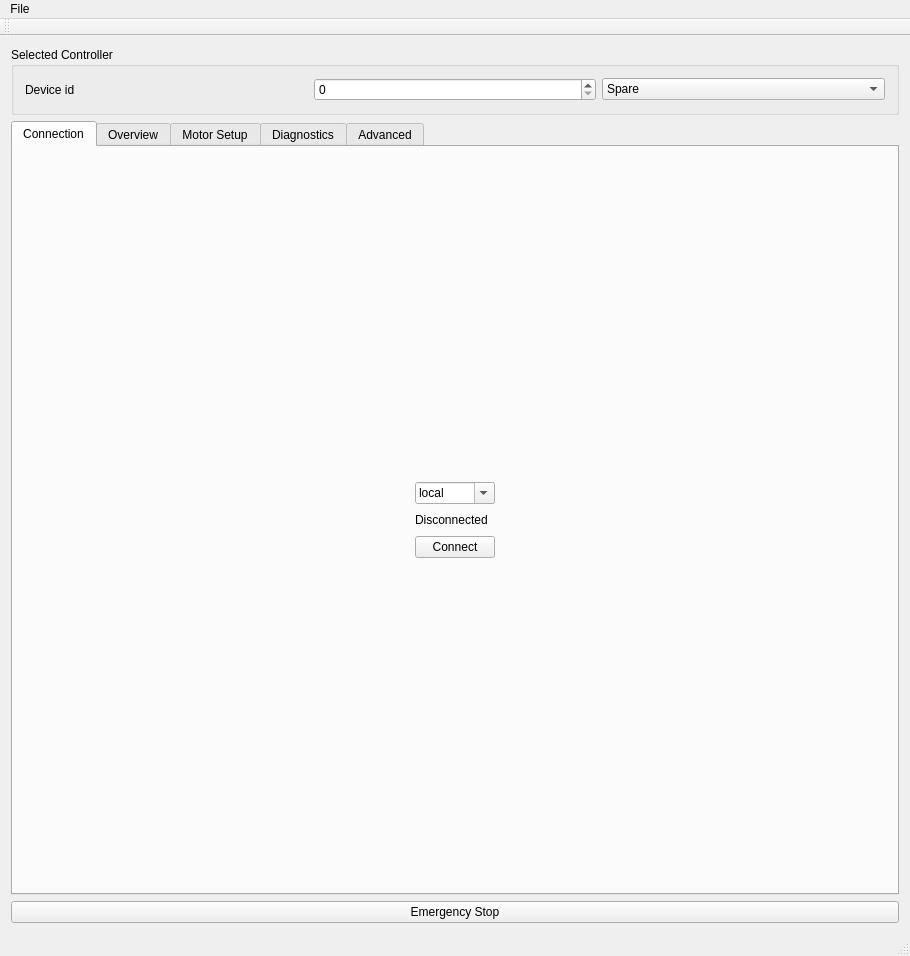
First picture: the form in GUI/mainwindow.ui, repository craftit/DogBotSoftware, before the edit.
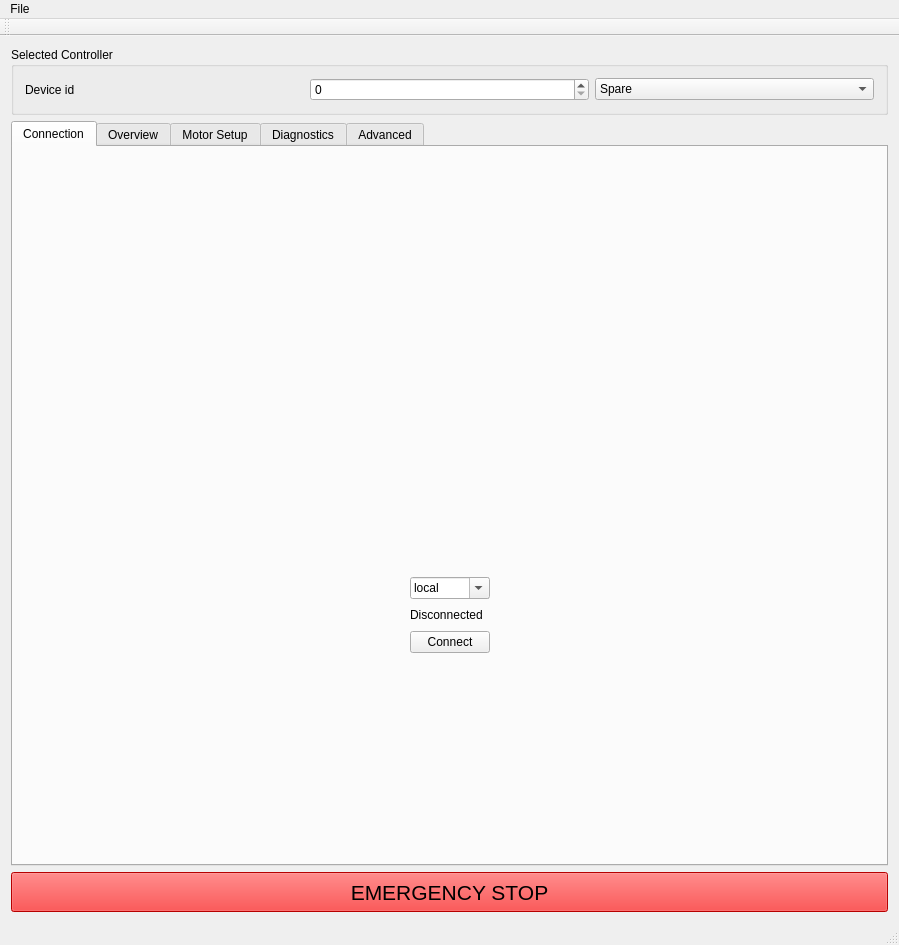
Second picture: the form after the edit. The open tabs and pages were chosen to show the change. Icons and pictures are not drawn.

```diff
--- a/GUI/mainwindow.ui
+++ b/GUI/mainwindow.ui
@@ -6,8 +6,8 @@
    <rect>
     <x>0</x>
     <y>0</y>
-    <width>910</width>
-    <height>818</height>
+    <width>899</width>
+    <height>896</height>
    </rect>
   </property>
   <property name="windowTitle">
@@ -109,27 +109,14 @@
        <bool>true</bool>
       </property>
       <property name="currentIndex">
-       <number>1</number>
+       <number>0</number>
       </property>
       <widget class="QWidget" name="tab_connect">
        <attribute name="title">
         <string>Connection</string>
        </attribute>
        <layout class="QGridLayout" name="gridLayout_2">
-        <item row="0" column="1">
-         <spacer name="verticalSpacer_2">
-          <property name="orientation">
-           <enum>Qt::Vertical</enum>
-          </property>
-          <property name="sizeHint" stdset="0">
-           <size>
-            <width>20</width>
-            <height>40</height>
-           </size>
-          </property>
-         </spacer>
-        </item>
-        <item row="2" column="0">
+        <item row="5" column="0">
          <spacer name="horizontalSpacer">
           <property name="orientation">
            <enum>Qt::Horizontal</enum>
@@ -142,14 +129,14 @@
           </property>
          </spacer>
         </item>
-        <item row="2" column="1" colspan="2">
+        <item row="5" column="1" colspan="2">
          <widget class="QLabel" name="labelConnectionState">
           <property name="text">
            <string>Disconnected</string>
           </property>
          </widget>
         </item>
-        <item row="2" column="3">
+        <item row="5" column="3">
          <spacer name="horizontalSpacer_2">
           <property name="orientation">
            <enum>Qt::Horizontal</enum>
@@ -162,27 +149,14 @@
           </property>
          </spacer>
         </item>
-        <item row="3" column="1" colspan="2">
+        <item row="6" column="1" colspan="2">
          <widget class="QPushButton" name="pushButtonConnect">
           <property name="text">
            <string>Connect</string>
           </property>
          </widget>
         </item>
-        <item row="4" column="2">
-         <spacer name="verticalSpacer">
-          <property name="orientation">
-           <enum>Qt::Vertical</enum>
-          </property>
-          <property name="sizeHint" stdset="0">
-           <size>
-            <width>20</width>
-            <height>40</height>
-           </size>
-          </property>
-         </spacer>
-        </item>
-        <item row="1" column="1" colspan="2">
+        <item row="4" column="1" colspan="2">
          <widget class="QComboBox" name="comboBoxConnect">
           <property name="editable">
            <bool>true</bool>
@@ -204,6 +178,64 @@
           </item>
          </widget>
         </item>
+        <item row="1" column="1">
+         <widget class="QLabel" name="label_40">
+          <property name="sizePolicy">
+           <sizepolicy hsizetype="Preferred" vsizetype="Preferred">
+            <horstretch>0</horstretch>
+            <verstretch>0</verstretch>
+           </sizepolicy>
+          </property>
+          <property name="maximumSize">
+           <size>
+            <width>16777215</width>
+            <height>16777215</height>
+           </size>
+          </property>
+          <property name="text">
+           <string>&lt;html&gt;&lt;head/&gt;&lt;body&gt;&lt;p&gt;&lt;img height=&quot;200&quot;  src=&quot;:/Logo/DogBot&quot;/&gt;&lt;/p&gt;&lt;/body&gt;&lt;/html&gt;</string>
+          </property>
+         </widget>
+        </item>
+        <item row="0" column="1">
+         <spacer name="verticalSpacer">
+          <property name="orientation">
+           <enum>Qt::Vertical</enum>
+          </property>
+          <property name="sizeHint" stdset="0">
+           <size>
+            <width>20</width>
+            <height>10</height>
+           </size>
+          </property>
+         </spacer>
+        </item>
+        <item row="7" column="1">
+         <spacer name="verticalSpacer_2">
+          <property name="orientation">
+           <enum>Qt::Vertical</enum>
+          </property>
+          <property name="sizeHint" stdset="0">
+           <size>
+            <width>20</width>
+            <height>10</height>
+           </size>
+          </property>
+         </spacer>
+        </item>
+        <item row="2" column="1">
+         <spacer name="verticalSpacer_5">
+          <property name="orientation">
+           <enum>Qt::Vertical</enum>
+          </property>
+          <property name="sizeHint" stdset="0">
+           <size>
+            <width>20</width>
+            <height>10</height>
+           </size>
+          </property>
+         </spacer>
+        </item>
        </layout>
       </widget>
       <widget class="QWidget" name="tab_3">
@@ -211,58 +243,44 @@
         <string>Overview</string>
        </attribute>
        <layout class="QGridLayout" name="gridLayout">
-        <item row="3" column="0">
+        <item row="1" column="0">
+         <widget class="QPushButton" name="pushButtonLowPower">
+          <property name="text">
+           <string>Standby</string>
+          </property>
+         </widget>
+        </item>
+        <item row="1" column="1">
          <widget class="QPushButton" name="pushButtonResetAll">
           <property name="text">
            <string>Power On</string>
           </property>
          </widget>
         </item>
-        <item row="1" column="0" colspan="7">
-         <widget class="QTableView" name="tableViewServoList"/>
-        </item>
-        <item row="3" column="6">
-         <widget class="QPushButton" name="pushButtonHold">
-          <property name="text">
-           <string>Hold Position</string>
-          </property>
-         </widget>
-        </item>
-        <item row="3" column="1">
-         <widget class="QPushButton" name="pushButtonLowPower">
-          <property name="text">
-           <string>Low Power</string>
-          </property>
-         </widget>
-        </item>
-        <item row="3" column="5">
-         <widget class="QPushButton" name="pushButtonOff">
-          <property name="text">
-           <string>Motors Off</string>
-          </property>
-         </widget>
-        </item>
-        <item row="3" column="4">
-         <widget class="QPushButton" name="pushButtonBrake">
-          <property name="text">
-           <string>Brake</string>
-          </property>
-         </widget>
-        </item>
-        <item row="3" column="2">
-         <widget class="QPushButton" name="pushButtonRefresh">
-          <property name="text">
-           <string>Refresh</string>
-          </property>
-         </widget>
-        </item>
-        <item row="3" column="3">
+        <item row="1" column="2">
          <widget class="QPushButton" name="pushButtonHomeAll">
           <property name="text">
            <string>Home All</string>
           </property>
          </widget>
         </item>
+        <item row="1" column="3">
+         <widget class="QPushButton" name="pushButtonOff">
+          <property name="text">
+           <string>Motors Off</string>
+          </property>
+         </widget>
+        </item>
+        <item row="1" column="4">
+         <widget class="QPushButton" name="pushButtonHold">
+          <property name="text">
+           <string>Hold Position</string>
+          </property>
+         </widget>
+        </item>
+        <item row="0" column="0" colspan="5">
+         <widget class="QTableView" name="tableViewServoList"/>
+        </item>
        </layout>
       </widget>
       <widget class="QWidget" name="tab">
@@ -979,7 +997,7 @@
           </layout>
          </widget>
         </item>
-        <item row="2" column="1">
+        <item row="1" column="1">
          <widget class="QGroupBox" name="groupBox_4">
           <property name="title">
            <string>Debug Values</string>
@@ -1038,7 +1056,7 @@
           </layout>
          </widget>
         </item>
-        <item row="0" column="0" rowspan="7">
+        <item row="0" column="0" rowspan="6">
          <widget class="QGroupBox" name="groupBox_3">
           <property name="title">
            <string>Queries</string>
@@ -1176,7 +1194,7 @@
           </layout>
          </widget>
         </item>
-        <item row="4" column="1" rowspan="3">
+        <item row="3" column="1" rowspan="3">
          <widget class="QGroupBox" name="groupBox_12">
           <property name="title">
            <string>Error Counts</string>
@@ -1235,19 +1253,6 @@
           </layout>
          </widget>
         </item>
-        <item row="1" column="1">
-         <spacer name="verticalSpacer_4">
-          <property name="orientation">
-           <enum>Qt::Vertical</enum>
-          </property>
-          <property name="sizeHint" stdset="0">
-           <size>
-            <width>20</width>
-            <height>40</height>
-           </size>
-          </property>
-         </spacer>
-        </item>
        </layout>
       </widget>
       <widget class="QWidget" name="tab_4">
@@ -1425,8 +1430,446 @@
     </item>
     <item>
      <widget class="QPushButton" name="pushButtonEmergencyStop">
+      <property name="sizePolicy">
+       <sizepolicy hsizetype="Minimum" vsizetype="Fixed">
+        <horstretch>0</horstretch>
+        <verstretch>0</verstretch>
+       </sizepolicy>
+      </property>
+      <property name="minimumSize">
+       <size>
+        <width>0</width>
+        <height>40</height>
+       </size>
+      </property>
+      <property name="baseSize">
+       <size>
+        <width>0</width>
+        <height>0</height>
+       </size>
+      </property>
+      <property name="palette">
+       <palette>
+        <active>
+         <colorrole role="WindowText">
+          <brush brushstyle="SolidPattern">
+           <color alpha="255">
+            <red>0</red>
+            <green>0</green>
+            <blue>0</blue>
+           </color>
+          </brush>
+         </colorrole>
+         <colorrole role="Button">
+          <brush brushstyle="SolidPattern">
+           <color alpha="255">
+            <red>255</red>
+            <green>0</green>
+            <blue>0</blue>
+           </color>
+          </brush>
+         </colorrole>
+         <colorrole role="Light">
+          <brush brushstyle="SolidPattern">
+           <color alpha="255">
+            <red>255</red>
+            <green>127</green>
+            <blue>127</blue>
+           </color>
+          </brush>
+         </colorrole>
+         <colorrole role="Midlight">
+          <brush brushstyle="SolidPattern">
+           <color alpha="255">
+            <red>255</red>
+            <green>63</green>
+            <blue>63</blue>
+           </color>
+          </brush>
+         </colorrole>
+         <colorrole role="Dark">
+          <brush brushstyle="SolidPattern">
+           <color alpha="255">
+            <red>127</red>
+            <green>0</green>
+            <blue>0</blue>
+           </color>
+          </brush>
+         </colorrole>
+         <colorrole role="Mid">
+          <brush brushstyle="SolidPattern">
+           <color alpha="255">
+            <red>170</red>
+            <green>0</green>
+            <blue>0</blue>
+           </color>
+          </brush>
+         </colorrole>
+         <colorrole role="Text">
+          <brush brushstyle="SolidPattern">
+           <color alpha="255">
+            <red>0</red>
+            <green>0</green>
+            <blue>0</blue>
+           </color>
+          </brush>
+         </colorrole>
+         <colorrole role="BrightText">
+          <brush brushstyle="SolidPattern">
+           <color alpha="255">
+            <red>255</red>
+            <green>255</green>
+            <blue>255</blue>
+           </color>
+          </brush>
+         </colorrole>
+         <colorrole role="ButtonText">
+          <brush brushstyle="SolidPattern">
+           <color alpha="255">
+            <red>0</red>
+            <green>0</green>
+            <blue>0</blue>
+           </color>
+          </brush>
+         </colorrole>
+         <colorrole role="Base">
+          <brush brushstyle="SolidPattern">
+           <color alpha="255">
+            <red>255</red>
+            <green>255</green>
+            <blue>255</blue>
+           </color>
+          </brush>
+         </colorrole>
+         <colorrole role="Window">
+          <brush brushstyle="SolidPattern">
+           <color alpha="255">
+            <red>255</red>
+            <green>0</green>
+            <blue>0</blue>
+           </color>
+          </brush>
+         </colorrole>
+         <colorrole role="Shadow">
+          <brush brushstyle="SolidPattern">
+           <color alpha="255">
+            <red>0</red>
+            <green>0</green>
+            <blue>0</blue>
+           </color>
+          </brush>
+         </colorrole>
+         <colorrole role="AlternateBase">
+          <brush brushstyle="SolidPattern">
+           <color alpha="255">
+            <red>255</red>
+            <green>127</green>
+            <blue>127</blue>
+           </color>
+          </brush>
+         </colorrole>
+         <colorrole role="ToolTipBase">
+          <brush brushstyle="SolidPattern">
+           <color alpha="255">
+            <red>255</red>
+            <green>255</green>
+            <blue>220</blue>
+           </color>
+          </brush>
+         </colorrole>
+         <colorrole role="ToolTipText">
+          <brush brushstyle="SolidPattern">
+           <color alpha="255">
+            <red>0</red>
+            <green>0</green>
+            <blue>0</blue>
+           </color>
+          </brush>
+         </colorrole>
+        </active>
+        <inactive>
+         <colorrole role="WindowText">
+          <brush brushstyle="SolidPattern">
+           <color alpha="255">
+            <red>0</red>
+            <green>0</green>
+            <blue>0</blue>
+           </color>
+          </brush>
+         </colorrole>
+         <colorrole role="Button">
+          <brush brushstyle="SolidPattern">
+           <color alpha="255">
+            <red>255</red>
+            <green>0</green>
+            <blue>0</blue>
+           </color>
+          </brush>
+         </colorrole>
+         <colorrole role="Light">
+          <brush brushstyle="SolidPattern">
+           <color alpha="255">
+            <red>255</red>
+            <green>127</green>
+            <blue>127</blue>
+           </color>
+          </brush>
+         </colorrole>
+         <colorrole role="Midlight">
+          <brush brushstyle="SolidPattern">
+           <color alpha="255">
+            <red>255</red>
+            <green>63</green>
+            <blue>63</blue>
+           </color>
+          </brush>
+         </colorrole>
+         <colorrole role="Dark">
+          <brush brushstyle="SolidPattern">
+           <color alpha="255">
+            <red>127</red>
+            <green>0</green>
+            <blue>0</blue>
+           </color>
+          </brush>
+         </colorrole>
+         <colorrole role="Mid">
+          <brush brushstyle="SolidPattern">
+           <color alpha="255">
+            <red>170</red>
+            <green>0</green>
+            <blue>0</blue>
+           </color>
+          </brush>
+         </colorrole>
+         <colorrole role="Text">
+          <brush brushstyle="SolidPattern">
+           <color alpha="255">
+            <red>0</red>
+            <green>0</green>
+            <blue>0</blue>
+           </color>
+          </brush>
+         </colorrole>
+         <colorrole role="BrightText">
+          <brush brushstyle="SolidPattern">
+           <color alpha="255">
+            <red>255</red>
+            <green>255</green>
+            <blue>255</blue>
+           </color>
+          </brush>
+         </colorrole>
+         <colorrole role="ButtonText">
+          <brush brushstyle="SolidPattern">
+           <color alpha="255">
+            <red>0</red>
+            <green>0</green>
+            <blue>0</blue>
+           </color>
+          </brush>
+         </colorrole>
+         <colorrole role="Base">
+          <brush brushstyle="SolidPattern">
+           <color alpha="255">
+            <red>255</red>
+            <green>255</green>
+            <blue>255</blue>
+           </color>
+          </brush>
+         </colorrole>
+         <colorrole role="Window">
+          <brush brushstyle="SolidPattern">
+           <color alpha="255">
+            <red>255</red>
+            <green>0</green>
+            <blue>0</blue>
+           </color>
+          </brush>
+         </colorrole>
+         <colorrole role="Shadow">
+          <brush brushstyle="SolidPattern">
+           <color alpha="255">
+            <red>0</red>
+            <green>0</green>
+            <blue>0</blue>
+           </color>
+          </brush>
+         </colorrole>
+         <colorrole role="AlternateBase">
+          <brush brushstyle="SolidPattern">
+           <color alpha="255">
+            <red>255</red>
+            <green>127</green>
+            <blue>127</blue>
+           </color>
+          </brush>
+         </colorrole>
+         <colorrole role="ToolTipBase">
+          <brush brushstyle="SolidPattern">
+           <color alpha="255">
+            <red>255</red>
+            <green>255</green>
+            <blue>220</blue>
+           </color>
+          </brush>
+         </colorrole>
+         <colorrole role="ToolTipText">
+          <brush brushstyle="SolidPattern">
+           <color alpha="255">
+            <red>0</red>
+            <green>0</green>
+            <blue>0</blue>
+           </color>
+          </brush>
+         </colorrole>
+        </inactive>
+        <disabled>
+         <colorrole role="WindowText">
+          <brush brushstyle="SolidPattern">
+           <color alpha="255">
+            <red>127</red>
+            <green>0</green>
+            <blue>0</blue>
+           </color>
+          </brush>
+         </colorrole>
+         <colorrole role="Button">
+          <brush brushstyle="SolidPattern">
+           <color alpha="255">
+            <red>255</red>
+            <green>0</green>
+            <blue>0</blue>
+           </color>
+          </brush>
+         </colorrole>
+         <colorrole role="Light">
+          <brush brushstyle="SolidPattern">
+           <color alpha="255">
+            <red>255</red>
+            <green>127</green>
+            <blue>127</blue>
+           </color>
+          </brush>
+         </colorrole>
+         <colorrole role="Midlight">
+          <brush brushstyle="SolidPattern">
+           <color alpha="255">
+            <red>255</red>
+            <green>63</green>
+            <blue>63</blue>
+           </color>
+          </brush>
+         </colorrole>
+         <colorrole role="Dark">
+          <brush brushstyle="SolidPattern">
+           <color alpha="255">
+            <red>127</red>
+            <green>0</green>
+            <blue>0</blue>
+           </color>
+          </brush>
+         </colorrole>
+         <colorrole role="Mid">
+          <brush brushstyle="SolidPattern">
+           <color alpha="255">
+            <red>170</red>
+            <green>0</green>
+            <blue>0</blue>
+           </color>
+          </brush>
+         </colorrole>
+         <colorrole role="Text">
+          <brush brushstyle="SolidPattern">
+           <color alpha="255">
+            <red>127</red>
+            <green>0</green>
+            <blue>0</blue>
+           </color>
+          </brush>
+         </colorrole>
+         <colorrole role="BrightText">
+          <brush brushstyle="SolidPattern">
+           <color alpha="255">
+            <red>255</red>
+            <green>255</green>
+            <blue>255</blue>
+           </color>
+          </brush>
+         </colorrole>
+         <colorrole role="ButtonText">
+          <brush brushstyle="SolidPattern">
+           <color alpha="255">
+            <red>127</red>
+            <green>0</green>
+            <blue>0</blue>
+           </color>
+          </brush>
+         </colorrole>
+         <colorrole role="Base">
+          <brush brushstyle="SolidPattern">
+           <color alpha="255">
+            <red>255</red>
+            <green>0</green>
+            <blue>0</blue>
+           </color>
+          </brush>
+         </colorrole>
+         <colorrole role="Window">
+          <brush brushstyle="SolidPattern">
+           <color alpha="255">
+            <red>255</red>
+            <green>0</green>
+            <blue>0</blue>
+           </color>
+          </brush>
+         </colorrole>
+         <colorrole role="Shadow">
+          <brush brushstyle="SolidPattern">
+           <color alpha="255">
+            <red>0</red>
+            <green>0</green>
+            <blue>0</blue>
+           </color>
+          </brush>
+         </colorrole>
+         <colorrole role="AlternateBase">
+          <brush brushstyle="SolidPattern">
+           <color alpha="255">
+            <red>255</red>
+            <green>0</green>
+            <blue>0</blue>
+           </color>
+          </brush>
+         </colorrole>
+         <colorrole role="ToolTipBase">
+          <brush brushstyle="SolidPattern">
+           <color alpha="255">
+            <red>255</red>
+            <green>255</green>
+            <blue>220</blue>
+           </color>
+          </brush>
+         </colorrole>
+         <colorrole role="ToolTipText">
+          <brush brushstyle="SolidPattern">
+           <color alpha="255">
+            <red>0</red>
+            <green>0</green>
+            <blue>0</blue>
+           </color>
+          </brush>
+         </colorrole>
+        </disabled>
+       </palette>
+      </property>
+      <property name="font">
+       <font>
+        <pointsize>16</pointsize>
+       </font>
+      </property>
       <property name="text">
-       <string>Emergency Stop</string>
+       <string>EMERGENCY STOP</string>
       </property>
      </widget>
     </item>
@@ -1437,7 +1880,7 @@
     <rect>
      <x>0</x>
      <y>0</y>
-     <width>910</width>
+     <width>899</width>
      <height>19</height>
     </rect>
    </property>
```
